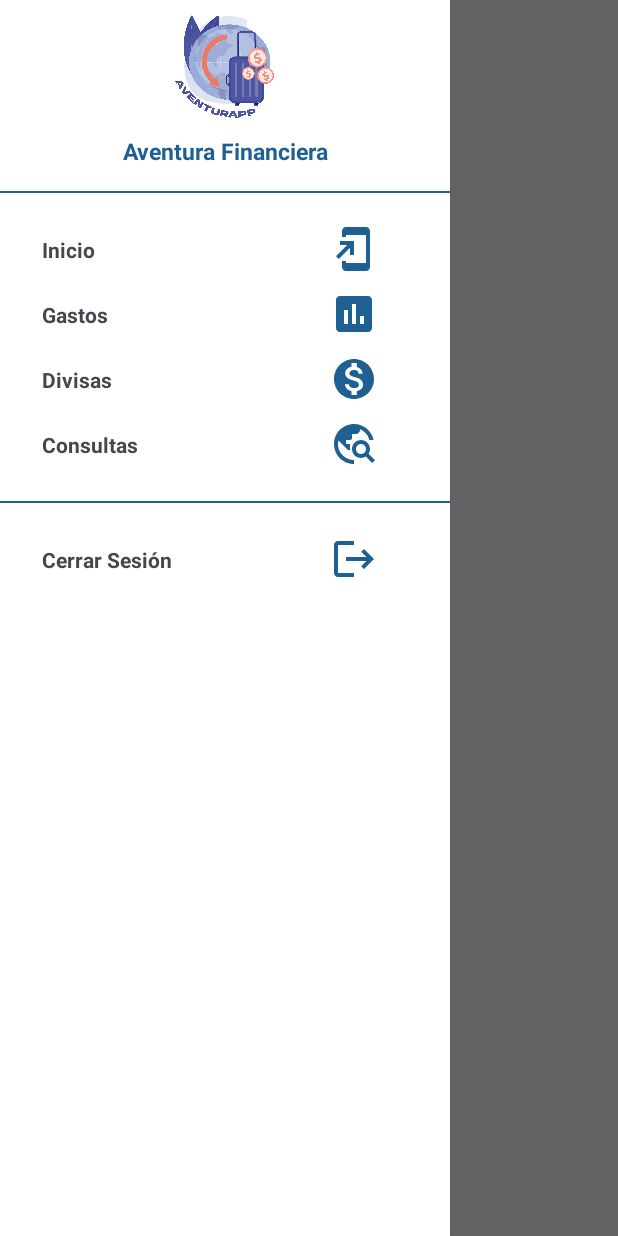
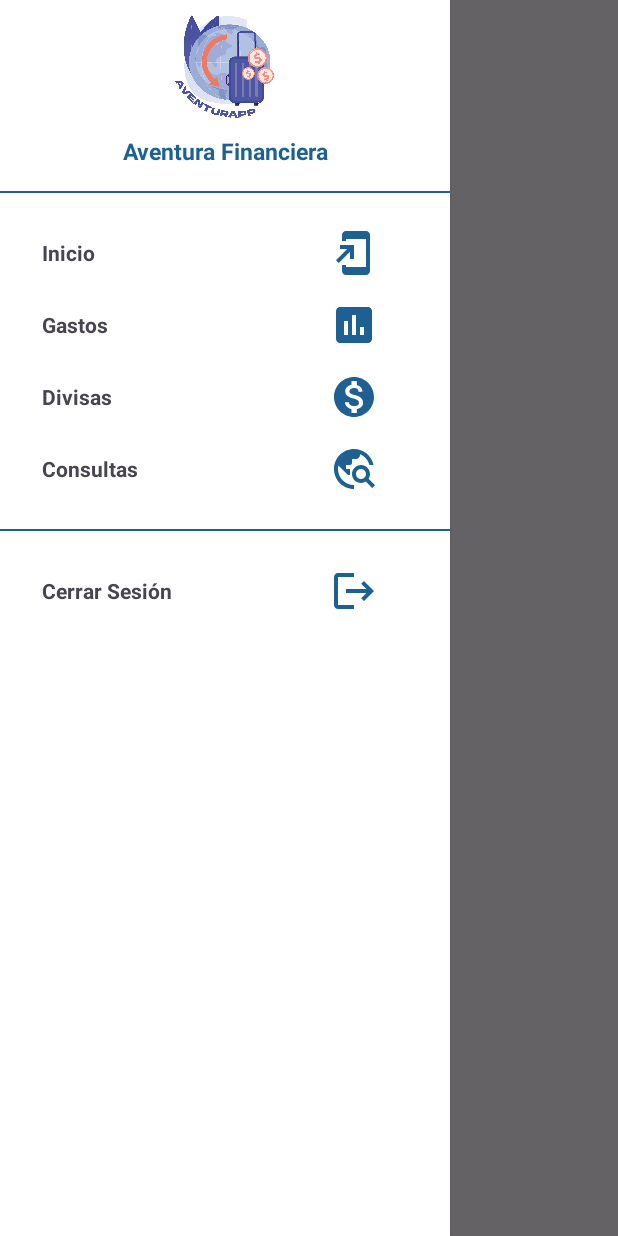
Before and after one commit to gabriellescano5/AventurAPP, an Android app: the screen it shows after launch once a user with an empty profile is signed in (MainActivity), with the side drawer open, on a phone screen of 412 x 824 dp. Run offline under Robolectric (Android 15) with nearby library versions, the phone set to English and light mode, and no system bars; our stand-ins replace Firebase (no records; nobody signed in at launch, a user with empty details on screens opened directly).

```diff
--- a/app/src/main/res/layout/main_nav_drawer.xml
+++ b/app/src/main/res/layout/main_nav_drawer.xml
@@ -5,16 +5,18 @@
     android:orientation="vertical">
 
     <ImageView
+
         android:layout_width="wrap_content"
         android:layout_height="70dp"
         android:layout_margin="10dp"
         android:onClick="ClickLogo"
-        android:src="@drawable/logo_aventurapp" />
+        android:src="@drawable/logo_aventurapp"
+        />
 
     <TextView
         android:layout_width="match_parent"
         android:layout_height="wrap_content"
-        android:text="Aventura Financiera"
+        android:text="@string/aventuraFinanciera"
         android:textSize="15sp"
         android:textStyle="bold"
         android:textAlignment="center"
@@ -29,7 +31,7 @@
 
     <LinearLayout
         android:layout_width="match_parent"
-        android:layout_height="wrap_content"
+        android:layout_height="48dp"
         android:orientation="horizontal"
         android:gravity="center_vertical"
         android:onClick="ClickInicio">
@@ -53,7 +55,7 @@
 
     <LinearLayout
         android:layout_width="match_parent"
-        android:layout_height="wrap_content"
+        android:layout_height="48dp"
         android:orientation="horizontal"
         android:gravity="center_vertical"
         android:onClick="ClickGastos">
@@ -77,7 +79,7 @@
 
     <LinearLayout
         android:layout_width="match_parent"
-        android:layout_height="wrap_content"
+        android:layout_height="48dp"
         android:orientation="horizontal"
         android:gravity="center_vertical"
         android:onClick="ClickDivisas">
@@ -100,7 +102,7 @@
 
     <LinearLayout
         android:layout_width="match_parent"
-        android:layout_height="wrap_content"
+        android:layout_height="48dp"
         android:orientation="horizontal"
         android:gravity="center_vertical"
         android:onClick="ClickConsultas">
@@ -130,7 +132,7 @@
 
     <LinearLayout
         android:layout_width="match_parent"
-        android:layout_height="wrap_content"
+        android:layout_height="48dp"
         android:orientation="horizontal"
         android:gravity="center_vertical"
         android:onClick="ClickLogout">
--- /dev/null
+++ b/app/src/main/res/values-land/dimens.xml
@@ -0,0 +1,3 @@
+<resources>
+ <dimen name="activity_horizontal_margin">48dp</dimen>
+</resources>
--- /dev/null
+++ b/app/src/main/res/values-w1240dp/dimens.xml
@@ -0,0 +1,3 @@
+<resources>
+ <dimen name="activity_horizontal_margin">200dp</dimen>
+</resources>
--- /dev/null
+++ b/app/src/main/res/values-w600dp/dimens.xml
@@ -0,0 +1,3 @@
+<resources>
+ <dimen name="activity_horizontal_margin">48dp</dimen>
+</resources>
--- /dev/null
+++ b/app/src/main/res/values/dimens.xml
@@ -0,0 +1,5 @@
+<resources>
+    <!-- Default screen margins, per the Android Design guidelines. -->
+ <dimen name="activity_horizontal_margin">16dp</dimen>
+ <dimen name="activity_vertical_margin">16dp</dimen>
+</resources>
--- a/app/src/main/res/values/strings.xml
+++ b/app/src/main/res/values/strings.xml
@@ -35,6 +35,7 @@
     <string name="ingresos">INGRESOS </string>
     <string name="actualizar">ACTUALIZAR </string>
     <string name="eliminar">ELIMINAR </string>
+    <string name="aventuraFinanciera">Aventura Financiera </string>
 
 
 </resources>
```
